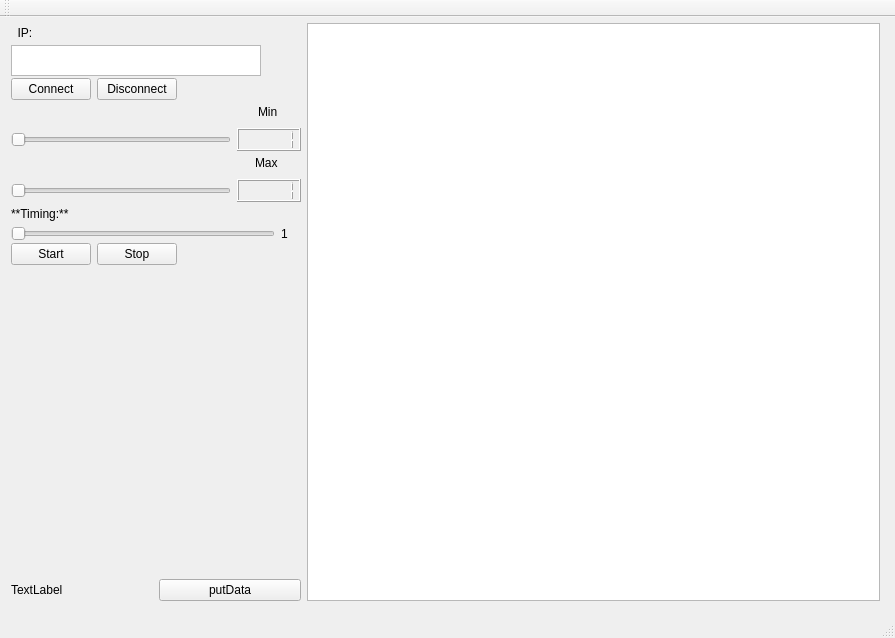
Before: the Qt Designer form QtTcpClientProducer/mainwindow.ui in deyvidmacedo109/sistema-supervisor-qt, drawn with Qt 5.
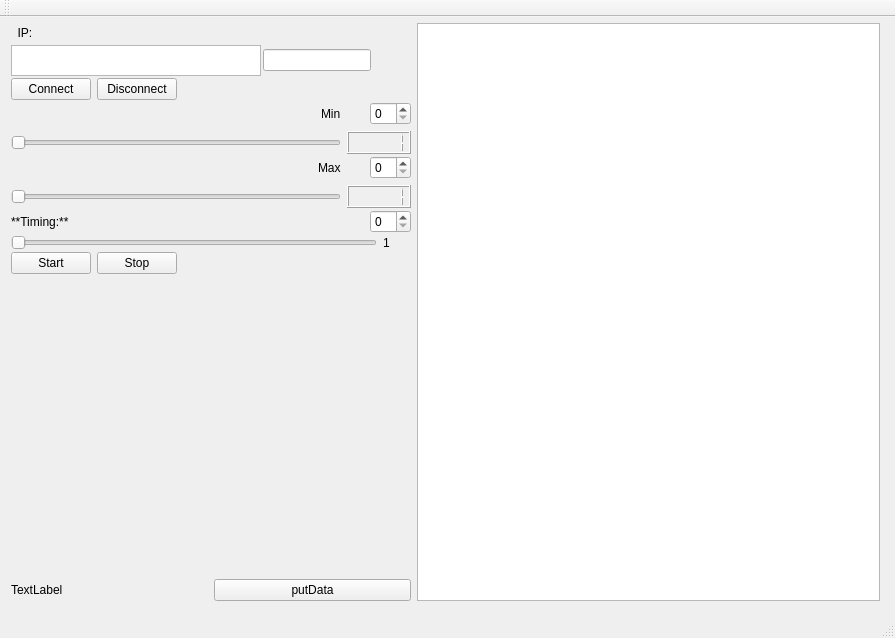
After: the same form once the commit is applied.

```diff
--- a/QtTcpClientProducer/mainwindow.ui
+++ b/QtTcpClientProducer/mainwindow.ui
@@ -79,6 +79,13 @@
             </property>
            </widget>
           </item>
+          <item>
+           <widget class="QLineEdit" name="ipLineEdit">
+            <property name="text">
+             <string/>
+            </property>
+           </widget>
+          </item>
           <item>
            <spacer name="horizontalSpacer_5">
             <property name="orientation">
@@ -152,6 +159,9 @@
               </property>
              </widget>
             </item>
+            <item>
+             <widget class="QSpinBox" name="minSpinBox"/>
+            </item>
            </layout>
           </item>
           <item>
@@ -204,6 +214,9 @@
               </property>
              </widget>
             </item>
+            <item>
+             <widget class="QSpinBox" name="maxSpinBox"/>
+            </item>
            </layout>
           </item>
           <item>
@@ -257,6 +270,9 @@
             </property>
            </spacer>
           </item>
+          <item>
+           <widget class="QSpinBox" name="timingSpinBox"/>
+          </item>
          </layout>
         </item>
         <item>
```
Left out of the diff: 30 changed lines with no effect on the pictures.
